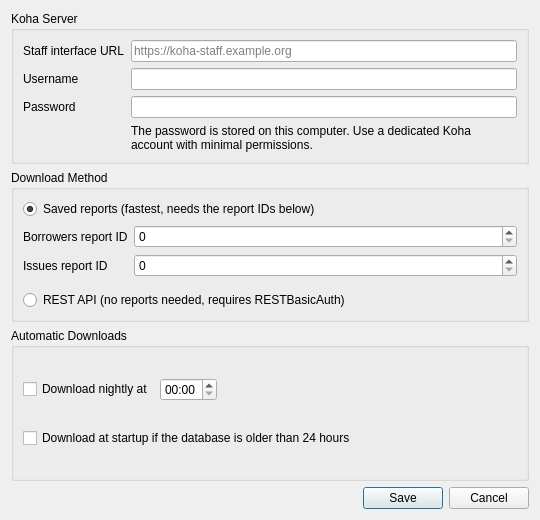
Before: the Qt Designer form kohasettingsdialog.ui in bywatersolutions/koha-offline-circulation, drawn with Qt 5.
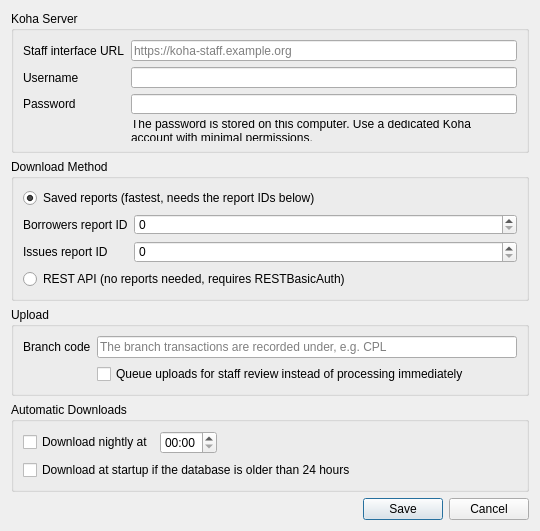
After: the same form once the commit is applied.

Commit message: Add ability to upload transactions to Koha

The edit to the form file:
```diff
--- a/kohasettingsdialog.ui
+++ b/kohasettingsdialog.ui
@@ -132,6 +132,36 @@
      </layout>
     </widget>
    </item>
+   <item>
+    <widget class="QGroupBox" name="groupBoxUpload">
+     <property name="title">
+      <string>Upload</string>
+     </property>
+     <layout class="QFormLayout" name="formLayoutUpload">
+      <item row="0" column="0">
+       <widget class="QLabel" name="labelBranchcode">
+        <property name="text">
+         <string>Branch code</string>
+        </property>
+       </widget>
+      </item>
+      <item row="0" column="1">
+       <widget class="QLineEdit" name="lineEditBranchcode">
+        <property name="placeholderText">
+         <string>The branch transactions are recorded under, e.g. CPL</string>
+        </property>
+       </widget>
+      </item>
+      <item row="1" column="1">
+       <widget class="QCheckBox" name="checkBoxUploadPending">
+        <property name="text">
+         <string>Queue uploads for staff review instead of processing immediately</string>
+        </property>
+       </widget>
+      </item>
+     </layout>
+    </widget>
+   </item>
    <item>
     <widget class="QGroupBox" name="groupBoxAutomatic">
      <property name="title">
```
The commit also changes 5 other files.
